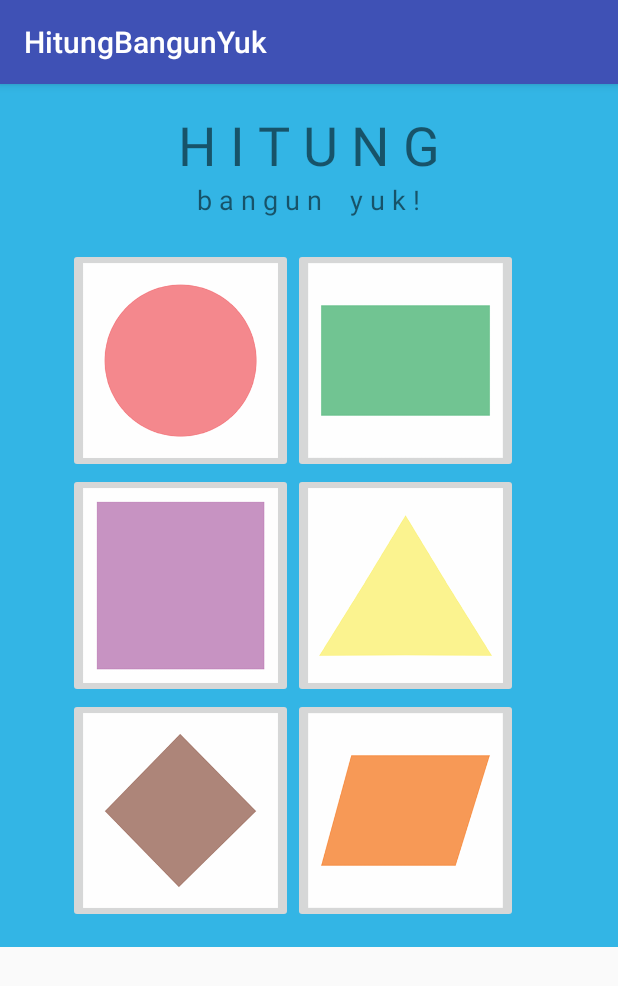
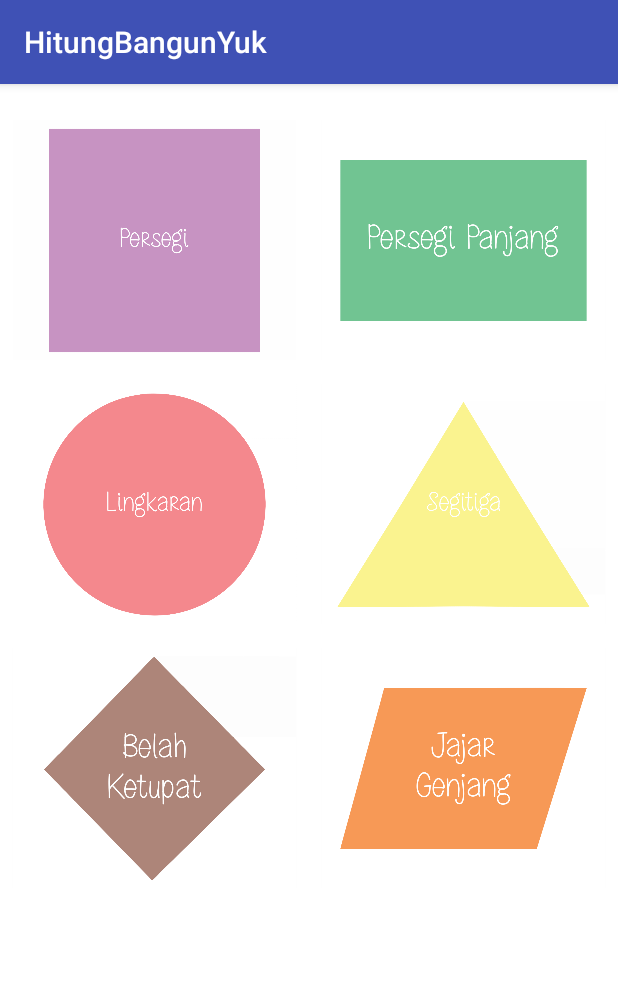
Before and after one commit to AskaIvan/HitungBangunYuk, an Android app: the screen it shows after launch (MainActivity), on a phone screen of 412 x 824 dp. Shown: the top 986 px of the screen. Run offline under Robolectric (Android 15) with nearby library versions, the phone set to English and light mode, and no system bars.

Commit message:
Recycler View

```diff
--- a/app/build.gradle
+++ b/app/build.gradle
@@ -25,5 +25,6 @@ dependencies {
         exclude group: 'com.android.support', module: 'support-annotations'
     })
     compile 'com.android.support:appcompat-v7:24.2.1'
+    compile 'com.android.support:recyclerview-v7:24.2.1'
     testCompile 'junit:junit:4.12'
 }
--- a/app/src/main/AndroidManifest.xml
+++ b/app/src/main/AndroidManifest.xml
@@ -29,7 +29,7 @@
             </intent-filter>
         </activity>
         <activity
-            android:name=".MainActivity"
+            android:name="id.sch.smktelkom_mlg.project.xirpl304132231.hitungbangunyuk.MainActivity"
             android:label="@string/app_name" />
         <activity android:name=".lingkaran" />
         <activity android:name=".persegipanjang" />
@@ -37,6 +37,10 @@
         <activity android:name=".segitiga" />
         <activity android:name=".jajargenjang" />
         <activity android:name=".ketupat" />
+        <activity android:name=".pembahasan">
+            <activity android:name=".HotelAdapter" />
+            <activity android:name=".Hotel" />
+        </activity>
     </application>
 
 </manifest>
--- /dev/null
+++ b/app/src/main/java/id/sch/smktelkom_mlg/project/xirpl304132231/hitungbangunyuk/Hotel.java
@@ -0,0 +1,16 @@
+package id.sch.smktelkom_mlg.project.xirpl304132231.hitungbangunyuk;
+
+import android.graphics.drawable.Drawable;
+
+/**
+ * Created by Icha on 08-Nov-16.
+ */
+public class Hotel {
+    public String judul;
+    public Drawable foto;
+
+    public Hotel(String judul, Drawable foto) {
+        this.judul = judul;
+        this.foto = foto;
+    }
+}
--- /dev/null
+++ b/app/src/main/java/id/sch/smktelkom_mlg/project/xirpl304132231/hitungbangunyuk/HotelAdapter.java
@@ -0,0 +1,53 @@
+package id.sch.smktelkom_mlg.project.xirpl304132231.hitungbangunyuk;
+
+import android.support.v7.widget.RecyclerView;
+import android.view.LayoutInflater;
+import android.view.View;
+import android.view.ViewGroup;
+import android.widget.ImageView;
+import android.widget.TextView;
+
+import java.util.ArrayList;
+
+/**
+ * Created by Icha on 08-Nov-16.
+ */
+public class HotelAdapter extends RecyclerView.Adapter<HotelAdapter.ViewHolder> {
+    ArrayList<Hotel> hotelList;
+
+    public HotelAdapter(ArrayList<Hotel> hotelList) {
+        this.hotelList = hotelList;
+    }
+
+    @Override
+    public ViewHolder onCreateViewHolder(ViewGroup parent, int viewType) {
+        View v = LayoutInflater.from(parent.getContext()).inflate(R.layout.item_list, parent, false);
+        ViewHolder vh = new ViewHolder(v);
+        return vh;
+    }
+
+    @Override
+    public void onBindViewHolder(ViewHolder holder, int position) {
+        Hotel hotel = hotelList.get(position);
+        holder.tvJudul.setText(hotel.judul);
+        holder.ivFoto.setImageDrawable(hotel.foto);
+    }
+
+    @Override
+    public int getItemCount() {
+        if (hotelList != null)
+            return hotelList.size();
+        return 0;
+    }
+
+    public class ViewHolder extends RecyclerView.ViewHolder {
+        ImageView ivFoto;
+        TextView tvJudul;
+
+        public ViewHolder(View itemView) {
+            super(itemView);
+            ivFoto = (ImageView) itemView.findViewById(R.id.imageView);
+            tvJudul = (TextView) itemView.findViewById(R.id.textViewJudul);
+        }
+    }
+}
--- a/app/src/main/java/id/sch/smktelkom_mlg/project/xirpl304132231/hitungbangunyuk/MainActivity.java
+++ b/app/src/main/java/id/sch/smktelkom_mlg/project/xirpl304132231/hitungbangunyuk/MainActivity.java
@@ -1,52 +1,46 @@
 package id.sch.smktelkom_mlg.project.xirpl304132231.hitungbangunyuk;
 
-import android.content.Intent;
+import android.content.res.Resources;
+import android.content.res.TypedArray;
+import android.graphics.drawable.Drawable;
 import android.os.Bundle;
 import android.support.v7.app.AppCompatActivity;
-import android.view.View;
+import android.support.v7.widget.GridLayoutManager;
+import android.support.v7.widget.RecyclerView;
+
+import java.util.ArrayList;
 
 public class MainActivity extends AppCompatActivity {
+    ArrayList<Hotel> mList = new ArrayList<>();
+    HotelAdapter mAdapter;
 
     @Override
     protected void onCreate(Bundle savedInstanceState) {
         super.onCreate(savedInstanceState);
         setContentView(R.layout.activity_main);
 
-        findViewById(R.id.lingkaran).setOnClickListener(new View.OnClickListener() {
-            @Override
-            public void onClick(View view) {
-                startActivity(new Intent(MainActivity.this,lingkaran.class));
-            }
-        });
-        findViewById(R.id.persegipanjang).setOnClickListener(new View.OnClickListener() {
-            @Override
-            public void onClick(View view) {
-                startActivity(new Intent(MainActivity.this,persegipanjang.class));
-            }
-        });
-        findViewById(R.id.ketupat).setOnClickListener(new View.OnClickListener() {
-            @Override
-            public void onClick(View view) {
-                startActivity(new Intent(MainActivity.this, ketupat.class));
-            }
-        });
-        findViewById(R.id.jajargenjang).setOnClickListener(new View.OnClickListener() {
-            @Override
-            public void onClick(View view) {
-                startActivity(new Intent(MainActivity.this, jajargenjang.class));
-            }
-        });
-        findViewById(R.id.persegi).setOnClickListener(new View.OnClickListener() {
-            @Override
-            public void onClick(View view) {
-                startActivity(new Intent(MainActivity.this, persegi.class));
-            }
-        });
-        findViewById(R.id.segitiga).setOnClickListener(new View.OnClickListener() {
-            @Override
-            public void onClick(View view) {
-                startActivity(new Intent(MainActivity.this, segitiga.class));
-            }
-        });
+        RecyclerView recyclerView = (RecyclerView) findViewById(R.id.recyclerview);
+        GridLayoutManager layoutManager = new GridLayoutManager(this, 2);
+        recyclerView.setLayoutManager(layoutManager);
+        mAdapter = new HotelAdapter(mList);
+        recyclerView.setAdapter(mAdapter);
+
+        fillData();
+    }
+
+    private void fillData() {
+        Resources resources = getResources();
+        String[] arJudul = resources.getStringArray(R.array.places);
+        TypedArray a = resources.obtainTypedArray(R.array.places_picture);
+        Drawable[] arFoto = new Drawable[a.length()];
+        for (int i = 0; i < arFoto.length; i++) {
+            arFoto[i] = a.getDrawable(i);
+        }
+        a.recycle();
+
+        for (int i = 0; i < arJudul.length; i++) {
+            mList.add(new Hotel(arJudul[i], arFoto[i]));
+        }
+        mAdapter.notifyDataSetChanged();
     }
 }
--- /dev/null
+++ b/app/src/main/java/id/sch/smktelkom_mlg/project/xirpl304132231/hitungbangunyuk/pembahasan.java
@@ -0,0 +1,19 @@
+package id.sch.smktelkom_mlg.project.xirpl304132231.hitungbangunyuk;
+
+import android.os.Bundle;
+import android.support.v7.app.AppCompatActivity;
+import android.widget.TextView;
+
+public class pembahasan extends AppCompatActivity {
+
+    TextView tvHasil;
+
+    @Override
+    protected void onCreate(Bundle savedInstanceState) {
+        super.onCreate(savedInstanceState);
+        setContentView(R.layout.activity_pembahasan);
+
+        tvHasil = (TextView) findViewById(R.id.tvHasilPembahasan);
+        tvHasil.setText("Luas persegi = s * s");
+    }
+}
--- a/app/src/main/res/layout/activity_main.xml
+++ b/app/src/main/res/layout/activity_main.xml
@@ -1,110 +1,14 @@
 <?xml version="1.0" encoding="utf-8"?>
-<ScrollView xmlns:android="http://schemas.android.com/apk/res/android"
-    xmlns:app="http://schemas.android.com/apk/res-auto"
+<android.support.v7.widget.RecyclerView xmlns:android="http://schemas.android.com/apk/res/android"
     xmlns:tools="http://schemas.android.com/tools"
+    android:id="@+id/recyclerview"
     android:layout_width="match_parent"
-    android:layout_height="match_parent">
+    android:layout_height="match_parent"
+    android:background="@android:color/white"
+    android:clipToPadding="false"
+    android:paddingBottom="@dimen/activity_vertical_margin"
+    android:paddingTop="@dimen/activity_vertical_margin"
+    android:scrollbars="vertical"
+    tools:context="id.sch.smktelkom_mlg.project.xirpl304132231.hitungbangunyuk.MainActivity">
 
-    <RelativeLayout
-        android:id="@+id/activity_main"
-        android:layout_width="match_parent"
-        android:layout_height="wrap_content"
-        android:background="@android:color/holo_blue_light"
-        android:paddingBottom="@dimen/activity_vertical_margin"
-        android:paddingLeft="@dimen/activity_horizontal_margin"
-        android:paddingRight="@dimen/activity_horizontal_margin"
-        android:paddingTop="@dimen/activity_vertical_margin"
-        tools:context="id.sch.smktelkom_mlg.project.xirpl304132231.hitungbangunyuk.MainActivity">
-
-        <TextView
-            android:id="@+id/textView4"
-            android:layout_width="wrap_content"
-            android:layout_height="wrap_content"
-            android:layout_below="@+id/textView2"
-            android:layout_centerHorizontal="true"
-            android:layout_weight="1"
-            android:text="b a n g u n    y u k !"
-            android:textIsSelectable="false"
-            android:textSize="18sp" />
-
-        <TextView
-            android:id="@+id/textView2"
-            android:layout_width="wrap_content"
-            android:layout_height="wrap_content"
-            android:layout_alignParentTop="true"
-            android:layout_centerHorizontal="true"
-            android:layout_weight="1"
-            android:text="H I T U N G"
-            android:textSize="36sp" />
-
-        <ImageButton
-            android:id="@+id/persegi"
-            android:layout_width="150dp"
-            android:layout_height="150dp"
-            android:layout_alignLeft="@+id/lingkaran"
-            android:layout_alignStart="@+id/lingkaran"
-            android:layout_below="@+id/lingkaran"
-            android:scaleType="centerCrop"
-            app:srcCompat="@drawable/persegi2" />
-
-        <ImageButton
-            android:id="@+id/ketupat"
-            android:layout_width="150dp"
-            android:layout_height="150dp"
-            android:layout_alignLeft="@+id/persegi"
-            android:layout_alignStart="@+id/persegi"
-            android:layout_below="@+id/persegi"
-            android:scaleType="centerCrop"
-            app:srcCompat="@drawable/ketupat" />
-
-        <ImageButton
-            android:id="@+id/jajargenjang"
-            android:layout_width="150dp"
-            android:layout_height="150dp"
-            android:layout_below="@+id/segitiga"
-            android:layout_toEndOf="@+id/ketupat"
-            android:layout_toRightOf="@+id/ketupat"
-            android:scaleType="centerCrop"
-            app:srcCompat="@drawable/jajargenjang" />
-
-        <ImageButton
-            android:id="@+id/lingkaran"
-            android:layout_width="150dp"
-            android:layout_height="150dp"
-            android:layout_alignParentLeft="true"
-            android:layout_alignParentStart="true"
-            android:layout_below="@+id/textView4"
-            android:layout_centerHorizontal="true"
-            android:layout_marginLeft="29dp"
-            android:layout_marginStart="29dp"
-            android:layout_marginTop="20dp"
-            android:baselineAlignBottom="false"
-            android:cropToPadding="false"
-            android:scaleType="centerCrop"
-            app:srcCompat="@drawable/lingkaran" />
-
-        <ImageButton
-            android:id="@+id/segitiga"
-            android:layout_width="150dp"
-            android:layout_height="150dp"
-            android:layout_below="@+id/lingkaran"
-            android:layout_toEndOf="@+id/persegi"
-            android:layout_toRightOf="@+id/persegi"
-            android:scaleType="centerCrop"
-            app:srcCompat="@drawable/segitiga" />
-
-        <ImageButton
-            android:id="@+id/persegipanjang"
-            android:layout_width="150dp"
-            android:layout_height="150dp"
-            android:layout_above="@+id/segitiga"
-            android:layout_toEndOf="@+id/persegi"
-            android:layout_toRightOf="@+id/persegi"
-            android:cropToPadding="false"
-            android:elevation="0dp"
-            android:saveEnabled="false"
-            android:scaleType="centerCrop"
-            app:srcCompat="@drawable/persegipanjang2" />
-
-    </RelativeLayout>
-</ScrollView>
+</android.support.v7.widget.RecyclerView>
--- /dev/null
+++ b/app/src/main/res/layout/activity_pembahasan.xml
@@ -0,0 +1,22 @@
+<?xml version="1.0" encoding="utf-8"?>
+<RelativeLayout xmlns:android="http://schemas.android.com/apk/res/android"
+    xmlns:tools="http://schemas.android.com/tools"
+    android:id="@+id/activity_pembahasan"
+    android:layout_width="match_parent"
+    android:layout_height="match_parent"
+    android:background="@mipmap/fix"
+    android:paddingBottom="@dimen/activity_vertical_margin"
+    android:paddingLeft="@dimen/activity_horizontal_margin"
+    android:paddingRight="@dimen/activity_horizontal_margin"
+    android:paddingTop="@dimen/activity_vertical_margin"
+    tools:context="id.sch.smktelkom_mlg.project.xirpl304132231.hitungbangunyuk.pembahasan">
+
+    <TextView
+        android:id="@+id/tvHasilPembahasan"
+        android:layout_width="300dp"
+        android:layout_height="300dp"
+        android:layout_alignParentBottom="true"
+        android:layout_centerHorizontal="true"
+        android:layout_marginBottom="45dp" />
+
+</RelativeLayout>
--- /dev/null
+++ b/app/src/main/res/layout/item_list.xml
@@ -0,0 +1,31 @@
+<?xml version="1.0" encoding="utf-8"?>
+<RelativeLayout xmlns:android="http://schemas.android.com/apk/res/android"
+    xmlns:tools="http://schemas.android.com/tools"
+    android:layout_width="match_parent"
+    android:layout_height="wrap_content"
+    android:background="?android:attr/selectableItemBackground"
+    android:padding="8dp">
+
+    <ImageView
+        android:id="@+id/imageView"
+        android:layout_width="match_parent"
+        android:layout_height="160dp"
+        android:scaleType="centerCrop"
+        tools:src="@drawable/a" />
+
+    <ImageView
+        android:layout_width="match_parent"
+        android:layout_height="160dp"
+        android:alpha="0.3"
+        tools:background="#424242" />
+
+    <TextView
+        android:id="@+id/textViewJudul"
+        android:layout_width="match_parent"
+        android:layout_height="160dp"
+        android:gravity="center"
+        android:textAppearance="@style/TextAppearance.AppCompat.Title"
+        android:textColor="@android:color/secondary_text_dark"
+        tools:text="Judul" />
+
+</RelativeLayout>
--- /dev/null
+++ b/app/src/main/res/values/arrays.xml
@@ -0,0 +1,33 @@
+<?xml version="1.0" encoding="utf-8"?><!--
+  ~ Copyright (C) 2016 The Android Open Source Project
+  ~
+  ~ Licensed under the Apache License, Version 2.0 (the "License");
+  ~ you may not use this file except in compliance with the License.
+  ~ You may obtain a copy of the License at
+  ~
+  ~      http://www.apache.org/licenses/LICENSE-2.0
+  ~
+  ~ Unless required by applicable law or agreed to in writing, software
+  ~ distributed under the License is distributed on an "AS IS" BASIS,
+  ~ WITHOUT WARRANTIES OR CONDITIONS OF ANY KIND, either express or implied.
+  ~ See the License for the specific language governing permissions and
+  ~ limitations under the License.
+  -->
+<resources>
+    <string-array name="places">
+        <item></item>
+        <item></item>
+        <item></item>
+        <item></item>
+        <item></item>
+        <item></item>
+    </string-array>
+    <array name="places_picture">
+        <item>@drawable/a</item>
+        <item>@drawable/b</item>
+        <item>@drawable/c</item>
+        <item>@drawable/d</item>
+        <item>@drawable/e</item>
+        <item>@drawable/f</item>
+    </array>
+</resources>
```
Also changed, not shown: app/src/main/res/drawable/a.png (added), app/src/main/res/drawable/b.png (added), app/src/main/res/drawable/c.png (added), app/src/main/res/drawable/d.png (added), app/src/main/res/drawable/e.png (added), app/src/main/res/drawable/f.png (added), app/src/main/res/mipmap-xhdpi/fix.png (added).
